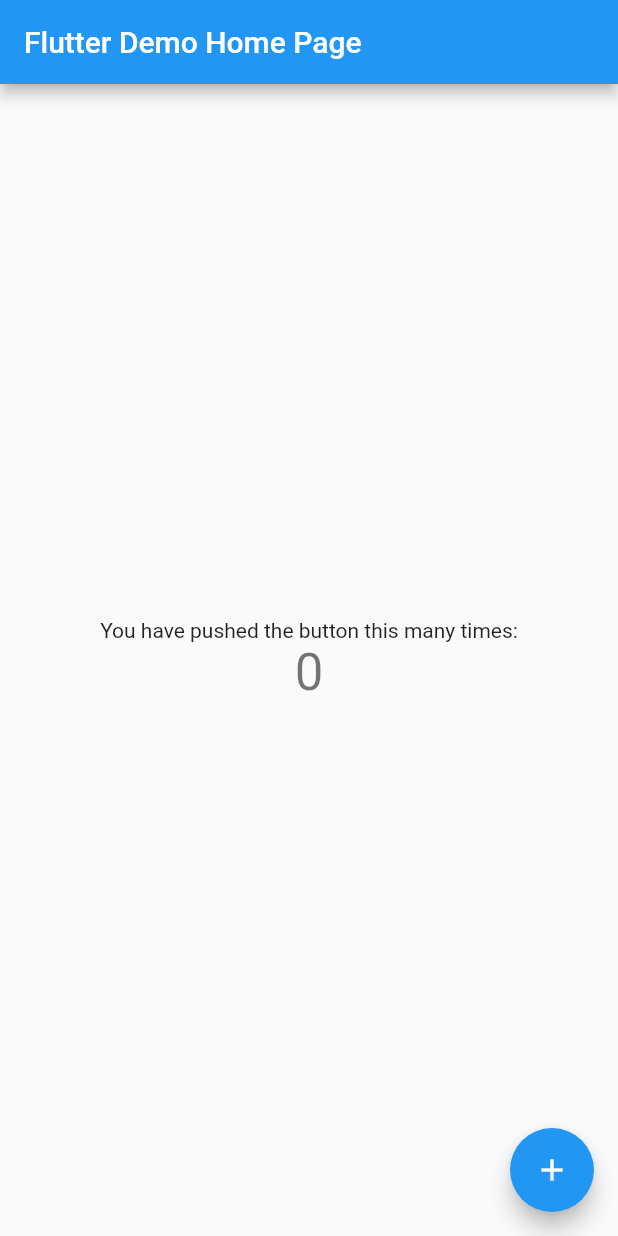
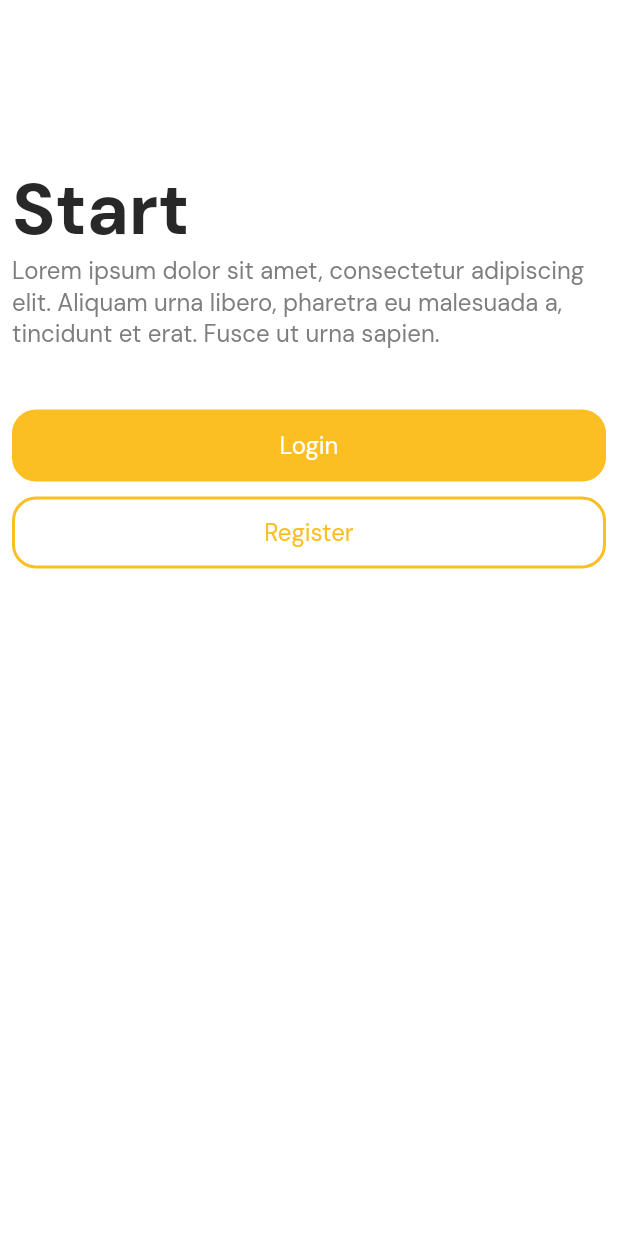
Before and after one commit to geoloupix/app, a Flutter app: the screen it shows after launch, on a phone screen of 412 x 824 dp. Run offline on Flutter 3.47's test engine with Material 2 defaults, Android fonts, the phone set to English and light mode, and no system bars; our stand-ins replace dio, flutter_secure_storage, flutter_svg, google_fonts; accounts and stored records are empty.

Commit message:
work on loading and auth screens

```diff
--- /dev/null
+++ b/lib/app/core/constants.dart
@@ -0,0 +1,22 @@
+import 'package:flutter/material.dart';
+import 'package:google_fonts/google_fonts.dart';
+
+class AppConstants {
+  const AppConstants._();
+
+  static final colors = _Colors();
+  static final texts = _Texts();
+}
+
+class _Colors {
+  final primary = const Color(0xfffbbf24);
+  final white = const Color(0xffffffff);
+  final black = const Color(0xff282828);
+  final grey = const Color(0xff7E7E7E);
+  final red = const Color(0xffEF4444);
+}
+
+class _Texts {
+  final headline = GoogleFonts.dmSans(fontSize: 48, fontWeight: FontWeight.bold, color: AppConstants.colors.black);
+  final paragraph = GoogleFonts.dmSans(fontSize: 16, fontWeight: FontWeight.w400, color: AppConstants.colors.grey);
+}
--- /dev/null
+++ b/lib/app/core/router.dart
@@ -0,0 +1,125 @@
+import 'package:app/screens/auth/auth.dart';
+import 'package:app/screens/error/error.dart';
+import 'package:app/screens/loading/loading.dart';
+import 'package:flutter/material.dart';
+
+/// The class that represents a route.
+class AppRoute {
+  /// The path of the route. By convention, starts with a slash.
+  final String path;
+
+  /// The icon associated with the route. It is only showed in the app
+  /// drawer if [show] is true.
+  final IconData? icon;
+
+  /// The title associated with the route. It is only showed in the app
+  /// drawer if [show] is true.
+  final String? title;
+
+  /// The widget associated with the route. Usually a widget named like
+  /// `<Path>Page`.
+  final Widget widget;
+
+  /// The transition associated with the route.
+  final RouteTransition transition;
+
+  /// The guard associated with the route. If not null, the function is
+  /// ran before rendering the route. If results is false, the router will
+  /// redirect to [fallbackPath];
+  final bool Function()? guard;
+
+  /// The path to redirect to if [guard] returns false. Defaults to `/loading`.
+  final String fallbackPath;
+
+  const AppRoute(
+      {required this.path,
+      this.icon,
+      this.title,
+      required this.widget,
+      this.transition = RouteTransition.fade,
+      this.guard,
+      this.fallbackPath = "/loading"});
+}
+
+/// The transitions for the [AppRoute].
+enum RouteTransition {
+  /// A classic fade transition.
+  fade,
+
+  /// A transition that slides from the right.
+  slideHorizontal,
+
+  /// A transition that slides from the bottom.
+  slideVertical,
+
+  /// A classic scale transition.
+  scale
+}
+
+/// The class that manages routes.
+class AppRouter {
+  const AppRouter._();
+
+  /// The function used to generate the route in [onGenerateRoute]. Takes care of
+  /// guards and transitions.
+  static PageRouteBuilder _generateRoute(AppRoute route, RouteSettings settings) {
+    final bool validRoute = route.guard == null || route.guard!.call();
+    route = validRoute ? route : routes.firstWhere((e) => e.path == route.fallbackPath);
+
+    Widget getTransition(
+        BuildContext context, Animation<double> animation, Animation<double> secondaryAnimation, Widget child) {
+      animation = CurvedAnimation(parent: animation, curve: Curves.easeInOut);
+      switch (route.transition) {
+        case RouteTransition.slideHorizontal:
+          return Align(
+              alignment: Alignment.centerRight,
+              child: SizeTransition(
+                sizeFactor: animation,
+                child: child,
+                axis: Axis.horizontal,
+                axisAlignment: 0,
+              ));
+        case RouteTransition.slideVertical:
+          return Align(
+              alignment: Alignment.bottomCenter,
+              child: SizeTransition(
+                sizeFactor: animation,
+                child: child,
+                axisAlignment: 0,
+              ));
+        case RouteTransition.scale:
+          return ScaleTransition(alignment: Alignment.center, scale: animation, child: child);
+        case RouteTransition.fade:
+          return FadeTransition(opacity: animation, child: child);
+      }
+    }
+
+    return PageRouteBuilder(
+        settings: settings,
+        pageBuilder: (_, __, ___) => route.widget,
+        transitionsBuilder: (context, animation, secondaryAnimation, child) =>
+            getTransition(context, animation, secondaryAnimation, child));
+  }
+
+  /// The function used to generate routes for [MaterialApp.onGenerateRoute].
+  static Route<dynamic> onGenerateRoute(RouteSettings settings) {
+    for (final route in routes) {
+      if (settings.name == route.path) {
+        return _generateRoute(route, settings);
+      }
+    }
+
+    return _generateRoute(const AppRoute(path: "", widget: ErrorScreen()), settings);
+  }
+
+  static T getArgs<T>(BuildContext context) => ModalRoute.of(context)!.settings.arguments as T;
+
+  /// The routes for the whole application.
+  static final List<AppRoute> routes = [
+    // IMPORTANT: routes are duplicated because of [initialRoute].
+    // When starting with a `/`, it creates 2 routes: `/` and `/loading`, leading to errors
+    const AppRoute(path: "loading", widget: LoadingScreen()),
+    const AppRoute(path: "/loading", widget: LoadingScreen()),
+    const AppRoute(path: "/auth", widget: AuthScreen()),
+  ];
+}
--- a/lib/main.dart
+++ b/lib/main.dart
@@ -1,115 +1,7 @@
+import 'package:app/widgets/app.dart';
 import 'package:flutter/material.dart';
 
 void main() {
-  runApp(const MyApp());
+  WidgetsFlutterBinding.ensureInitialized();
+  runApp(const App());
 }
-
-class MyApp extends StatelessWidget {
-  const MyApp({Key? key}) : super(key: key);
-
-  // This widget is the root of your application.
-  @override
-  Widget build(BuildContext context) {
-    return MaterialApp(
-      title: 'Flutter Demo',
-      theme: ThemeData(
-        // This is the theme of your application.
-        //
-        // Try running your application with "flutter run". You'll see the
-        // application has a blue toolbar. Then, without quitting the app, try
-        // changing the primarySwatch below to Colors.green and then invoke
-        // "hot reload" (press "r" in the console where you ran "flutter run",
-        // or simply save your changes to "hot reload" in a Flutter IDE).
-        // Notice that the counter didn't reset back to zero; the application
-        // is not restarted.
-        primarySwatch: Colors.blue,
-      ),
-      home: const MyHomePage(title: 'Flutter Demo Home Page'),
-    );
-  }
-}
-
-class MyHomePage extends StatefulWidget {
-  const MyHomePage({Key? key, required this.title}) : super(key: key);
-
-  // This widget is the home page of your application. It is stateful, meaning
-  // that it has a State object (defined below) that contains fields that affect
-  // how it looks.
-
-  // This class is the configuration for the state. It holds the values (in this
-  // case the title) provided by the parent (in this case the App widget) and
-  // used by the build method of the State. Fields in a Widget subclass are
-  // always marked "final".
-
-  final String title;
-
-  @override
-  State<MyHomePage> createState() => _MyHomePageState();
-}
-
-class _MyHomePageState extends State<MyHomePage> {
-  int _counter = 0;
-
-  void _incrementCounter() {
-    setState(() {
-      // This call to setState tells the Flutter framework that something has
-      // changed in this State, which causes it to rerun the build method below
-      // so that the display can reflect the updated values. If we changed
-      // _counter without calling setState(), then the build method would not be
-      // called again, and so nothing would appear to happen.
-      _counter++;
-    });
-  }
-
-  @override
-  Widget build(BuildContext context) {
-    // This method is rerun every time setState is called, for instance as done
-    // by the _incrementCounter method above.
-    //
-    // The Flutter framework has been optimized to make rerunning build methods
-    // fast, so that you can just rebuild anything that needs updating rather
-    // than having to individually change instances of widgets.
-    return Scaffold(
-      appBar: AppBar(
-        // Here we take the value from the MyHomePage object that was created by
-        // the App.build method, and use it to set our appbar title.
-        title: Text(widget.title),
-      ),
-      body: Center(
-        // Center is a layout widget. It takes a single child and positions it
-        // in the middle of the parent.
-        child: Column(
-          // Column is also a layout widget. It takes a list of children and
-          // arranges them vertically. By default, it sizes itself to fit its
-          // children horizontally, and tries to be as tall as its parent.
-          //
-          // Invoke "debug painting" (press "p" in the console, choose the
-          // "Toggle Debug Paint" action from the Flutter Inspector in Android
-          // Studio, or the "Toggle Debug Paint" command in Visual Studio Code)
-          // to see the wireframe for each widget.
-          //
-          // Column has various properties to control how it sizes itself and
-          // how it positions its children. Here we use mainAxisAlignment to
-          // center the children vertically; the main axis here is the vertical
-          // axis because Columns are vertical (the cross axis would be
-          // horizontal).
-          mainAxisAlignment: MainAxisAlignment.center,
-          children: <Widget>[
-            const Text(
-              'You have pushed the button this many times:',
-            ),
-            Text(
-              '$_counter',
-              style: Theme.of(context).textTheme.headline4,
-            ),
-          ],
-        ),
-      ),
-      floatingActionButton: FloatingActionButton(
-        onPressed: _incrementCounter,
-        tooltip: 'Increment',
-        child: const Icon(Icons.add),
-      ), // This trailing comma makes auto-formatting nicer for build methods.
-    );
-  }
-}
--- /dev/null
+++ b/lib/screens/auth/auth.dart
@@ -0,0 +1,47 @@
+import 'package:app/app/core/constants.dart';
+import 'package:app/widgets/button.dart';
+import 'package:flutter/material.dart';
+
+class AuthScreen extends StatefulWidget {
+  const AuthScreen({Key? key}) : super(key: key);
+
+  @override
+  State<AuthScreen> createState() => _AuthScreenState();
+}
+
+class _AuthScreenState extends State<AuthScreen> {
+  @override
+  Widget build(BuildContext context) {
+    return Scaffold(
+        backgroundColor: AppConstants.colors.white,
+        body: SingleChildScrollView(
+          child: Padding(
+            padding: const EdgeInsets.all(8),
+            child: Column(
+              crossAxisAlignment: CrossAxisAlignment.start,
+              children: [
+                const SizedBox(height: 100),
+                Text("Start", style: AppConstants.texts.headline),
+                Text(
+                    "Lorem ipsum dolor sit amet, consectetur adipiscing elit. Aliquam urna libero, pharetra eu malesuada a, tincidunt et erat. Fusce ut urna sapien.",
+                    style: AppConstants.texts.paragraph),
+                const SizedBox(height: 40),
+                AppButton(
+                    text: "Login",
+                    onTap: () async {
+                      print("tapped");
+                    },
+                    type: ButtonType.primary),
+                const SizedBox(height: 10),
+                AppButton(
+                    text: "Register",
+                    onTap: () async {
+                      print("tapped");
+                    },
+                    type: ButtonType.secondary)
+              ],
+            ),
+          ),
+        ));
+  }
+}
--- /dev/null
+++ b/lib/screens/error/error.dart
@@ -0,0 +1,10 @@
+import 'package:flutter/material.dart';
+
+class ErrorScreen extends StatelessWidget {
+  const ErrorScreen({Key? key}) : super(key: key);
+
+  @override
+  Widget build(BuildContext context) {
+    return const Scaffold(body: Text("Error"));
+  }
+}
--- /dev/null
+++ b/lib/screens/loading/loading.dart
@@ -0,0 +1,27 @@
+import 'package:app/app/core/constants.dart';
+import 'package:flutter/material.dart';
+import 'package:flutter_svg/flutter_svg.dart';
+
+class LoadingScreen extends StatefulWidget {
+  const LoadingScreen({Key? key}) : super(key: key);
+
+  @override
+  State<LoadingScreen> createState() => _LoadingScreenState();
+}
+
+class _LoadingScreenState extends State<LoadingScreen> {
+  @override
+  void initState() {
+    super.initState();
+    Future.delayed(const Duration(seconds: 1), () {
+      Navigator.pushReplacementNamed(context, "/auth");
+    });
+  }
+
+  @override
+  Widget build(BuildContext context) {
+    return Scaffold(
+        backgroundColor: AppConstants.colors.primary,
+        body: Center(child: SvgPicture.asset("assets/images/logo.svg", color: AppConstants.colors.white)));
+  }
+}
--- /dev/null
+++ b/lib/widgets/app.dart
@@ -0,0 +1,26 @@
+import 'package:app/app/core/router.dart';
+import 'package:flutter/material.dart';
+import 'package:flutter/services.dart';
+
+class App extends StatefulWidget {
+  const App({Key? key}) : super(key: key);
+
+  @override
+  State<App> createState() => _AppState();
+}
+
+class _AppState extends State<App> {
+  @override
+  Widget build(BuildContext context) {
+    SystemChrome.setPreferredOrientations([DeviceOrientation.portraitUp]);
+
+    return MaterialApp(
+      title: 'Flutter Demo',
+      debugShowCheckedModeBanner: false,
+      theme: ThemeData.dark(),
+      initialRoute: "loading",
+      onGenerateRoute: AppRouter.onGenerateRoute,
+      themeMode: ThemeMode.light,
+    );
+  }
+}
--- /dev/null
+++ b/lib/widgets/button.dart
@@ -0,0 +1,69 @@
+import 'package:app/app/core/constants.dart';
+import 'package:flutter/material.dart';
+
+enum ButtonType { primary, secondary, danger }
+
+class AppButton extends StatelessWidget {
+  final String text;
+  final VoidCallback onTap;
+  final ButtonType type;
+  const AppButton({Key? key, required this.text, required this.onTap, this.type = ButtonType.primary})
+      : super(key: key);
+
+  Color get textColor {
+    switch (type) {
+      case ButtonType.primary:
+        return AppConstants.colors.white;
+      case ButtonType.secondary:
+        return AppConstants.colors.primary;
+      case ButtonType.danger:
+        return AppConstants.colors.white;
+    }
+  }
+
+  Color get backgroundColor {
+    switch (type) {
+      case ButtonType.primary:
+        return AppConstants.colors.primary;
+      case ButtonType.secondary:
+        return AppConstants.colors.white;
+      case ButtonType.danger:
+        return AppConstants.colors.red;
+    }
+  }
+
+  Color get borderColor {
+    switch (type) {
+      case ButtonType.primary:
+        return AppConstants.colors.primary;
+      case ButtonType.secondary:
+        return AppConstants.colors.primary;
+      case ButtonType.danger:
+        return AppConstants.colors.red;
+    }
+  }
+
+  @override
+  Widget build(BuildContext context) {
+    return GestureDetector(
+        onTap: onTap,
+        child: Row(
+          children: [
+            Expanded(
+              child: Container(
+                  height: 48,
+                  decoration: BoxDecoration(
+                      borderRadius: BorderRadius.circular(16),
+                      color: backgroundColor,
+                      border: Border.all(color: borderColor, width: 2)),
+                  alignment: Alignment.center,
+                  child: Text(
+                    text,
+                    textAlign: TextAlign.center,
+                    style: AppConstants.texts.paragraph.copyWith(color: textColor),
+                  )),
+            ),
+          ],
+        ));
+  }
+}
```
Also changed, not shown: pubspec.yaml (+5 -70 lines), assets/images/logo.svg (added), pubspec.lock, 1 other file.
